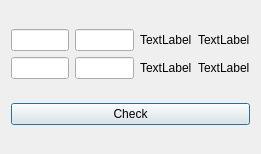
Above: matrixdisplay.ui from MindDevastation/homework3_overloadpara before the change. Below: the same form after it.
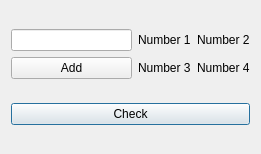
That is the form after the change.

```diff
--- a/matrixdisplay.ui
+++ b/matrixdisplay.ui
@@ -25,43 +25,41 @@
      </item>
      <item row="0" column="0">
       <layout class="QGridLayout" name="gridLayout">
-       <item row="0" column="1">
-        <widget class="QLineEdit" name="lineEdit_2"/>
-       </item>
-       <item row="1" column="0">
-        <widget class="QLineEdit" name="lineEdit_3"/>
-       </item>
        <item row="0" column="0">
         <widget class="QLineEdit" name="lineEdit"/>
        </item>
-       <item row="1" column="2">
+       <item row="1" column="1">
         <widget class="QLabel" name="var3">
          <property name="text">
-          <string>TextLabel</string>
+          <string>Number 3</string>
          </property>
         </widget>
        </item>
-       <item row="0" column="2">
+       <item row="0" column="1">
         <widget class="QLabel" name="var1">
          <property name="text">
-          <string>TextLabel</string>
+          <string>Number 1</string>
          </property>
         </widget>
        </item>
-       <item row="1" column="1">
-        <widget class="QLineEdit" name="lineEdit_4"/>
-       </item>
-       <item row="1" column="3">
+       <item row="1" column="2">
         <widget class="QLabel" name="var4">
          <property name="text">
-          <string>TextLabel</string>
+          <string>Number 4</string>
          </property>
         </widget>
        </item>
-       <item row="0" column="3">
+       <item row="0" column="2">
         <widget class="QLabel" name="var2">
          <property name="text">
-          <string>TextLabel</string>
+          <string>Number 2</string>
+         </property>
+        </widget>
+       </item>
+       <item row="1" column="0">
+        <widget class="QPushButton" name="Add">
+         <property name="text">
+          <string>Add</string>
          </property>
         </widget>
        </item>
```
